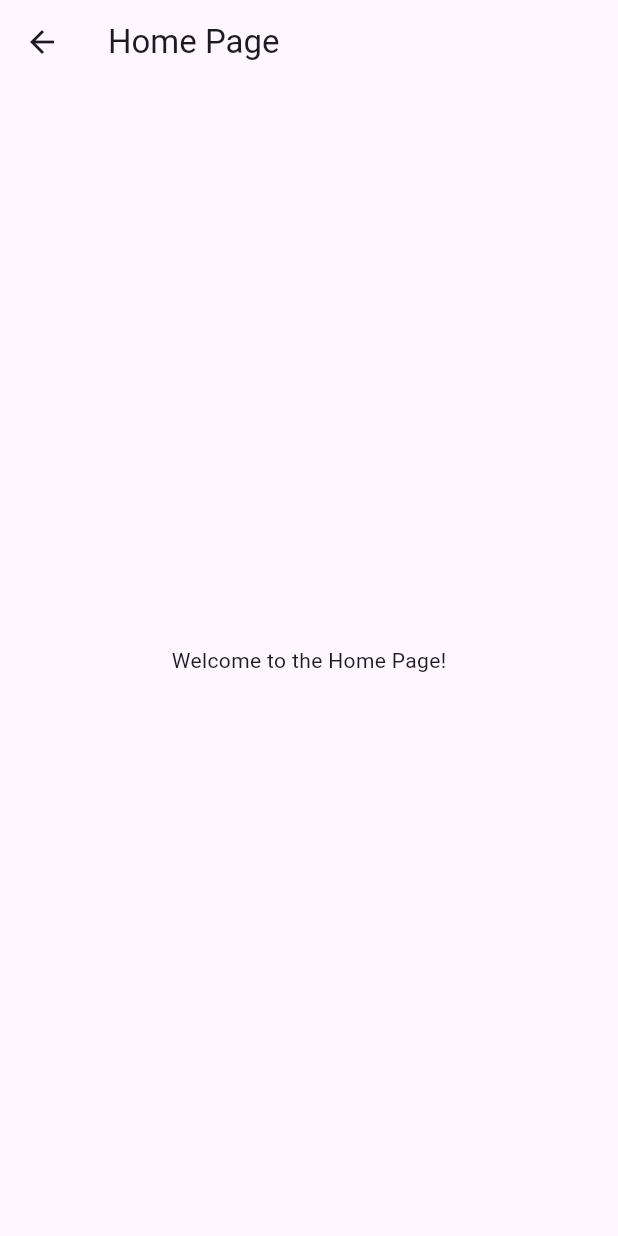
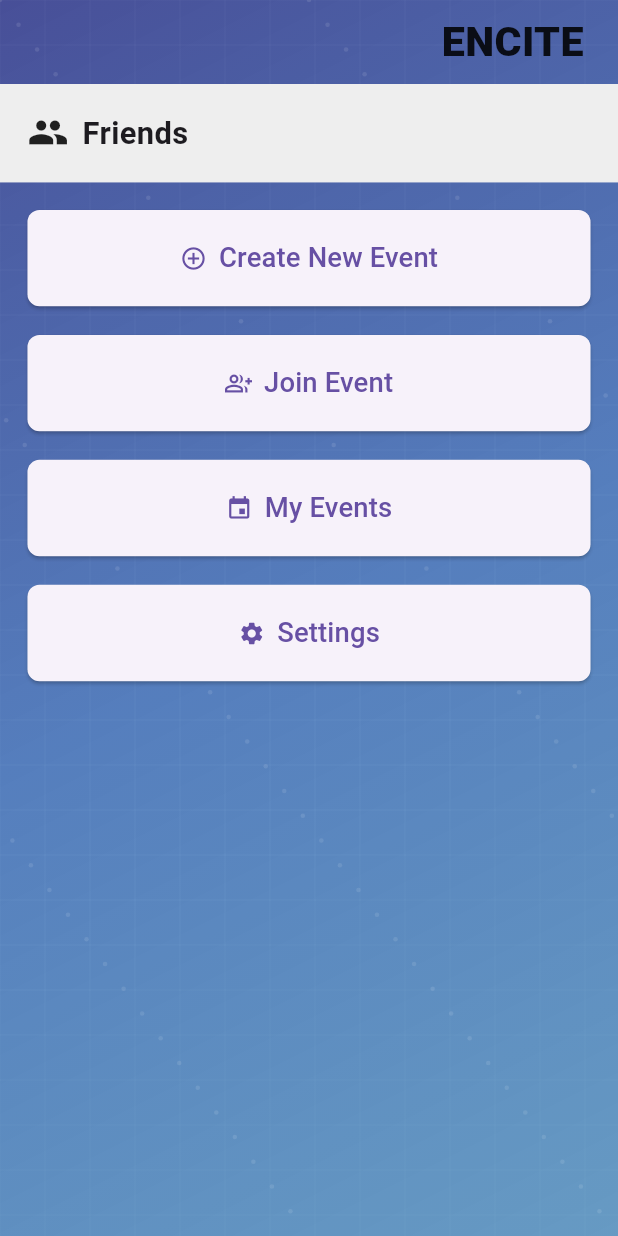
Before and after one commit to Bryse88/Encite_App, a Flutter app: the HomePage screen opened directly, on a phone screen of 412 x 824 dp. Run offline on Flutter 3.47's test engine with Material 3 defaults, Android fonts, the phone set to English and light mode, and no system bars; our stand-ins replace flutter_screenutil, flutter_svg; Roboto replaces fonts that are missing (Kalam).

Commit message:
Working background

```diff
--- /dev/null
+++ b/lib/components/background.dart
@@ -0,0 +1,85 @@
+import 'package:flutter/material.dart';
+
+class Background extends StatelessWidget {
+  final Widget child;
+  const Background({super.key, required this.child});
+
+  @override
+  Widget build(BuildContext context) {
+    return Stack(
+      children: [
+        // Animated gradient background
+        Container(
+          decoration: BoxDecoration(
+            gradient: LinearGradient(
+              begin: Alignment.topLeft,
+              end: Alignment.bottomRight,
+              colors: [
+                const Color(0xFF1A237E).withOpacity(0.8), // Deep indigo
+                const Color(0xFF0D47A1).withOpacity(0.7), // Dark blue
+                const Color(0xFF01579B).withOpacity(0.6), // Light blue
+              ],
+            ),
+          ),
+        ),
+
+        // Animated particles effect
+        CustomPaint(
+          painter: ParticlesPainter(),
+          size: Size.infinite,
+        ),
+
+        // Grid overlay
+        CustomPaint(
+          painter: GridPainter(),
+          size: Size.infinite,
+        ),
+
+        // Content
+        child,
+      ],
+    );
+  }
+}
+
+class ParticlesPainter extends CustomPainter {
+  @override
+  void paint(Canvas canvas, Size size) {
+    final paint = Paint()
+      ..color = Colors.white.withOpacity(0.1)
+      ..style = PaintingStyle.fill;
+
+    // Draw scattered dots for particle effect
+    for (var i = 0; i < 100; i++) {
+      double dx = (i * size.width / 100) % size.width;
+      double dy = ((i * 17) % 50) * size.height / 50;
+      canvas.drawCircle(Offset(dx, dy), 1.5, paint);
+    }
+  }
+
+  @override
+  bool shouldRepaint(CustomPainter oldDelegate) => false;
+}
+
+class GridPainter extends CustomPainter {
+  @override
+  void paint(Canvas canvas, Size size) {
+    final paint = Paint()
+      ..color = Colors.white.withOpacity(0.05)
+      ..style = PaintingStyle.stroke
+      ..strokeWidth = 0.5;
+
+    // Draw vertical lines
+    for (double i = 0; i < size.width; i += 30) {
+      canvas.drawLine(Offset(i, 0), Offset(i, size.height), paint);
+    }
+
+    // Draw horizontal lines
+    for (double i = 0; i < size.height; i += 30) {
+      canvas.drawLine(Offset(0, i), Offset(size.width, i), paint);
+    }
+  }
+
+  @override
+  bool shouldRepaint(CustomPainter oldDelegate) => false;
+}
--- a/lib/home_page.dart
+++ b/lib/home_page.dart
@@ -1,32 +1,97 @@
+import 'package:encite/components/background.dart';
 import 'package:flutter/material.dart';
 import 'package:flutter_screenutil/flutter_screenutil.dart';
 
-// Minimalist Home Page
-class MinimalistHomePage extends StatelessWidget {
+class HomePage extends StatelessWidget {
+  const HomePage({super.key});
+
   @override
   Widget build(BuildContext context) {
-    return Scaffold(
-      backgroundColor: Colors.white,
-      appBar: AppBar(
-        title: Text('Encite'),
-        centerTitle: true,
-      ),
-      body: Center(
-        child: Column(
-          mainAxisAlignment: MainAxisAlignment.center,
+    ScreenUtil.init(context, designSize: const Size(360, 690));
+
+    return Background(
+      child: Scaffold(
+        backgroundColor: Colors.transparent,
+        appBar: AppBar(
+          backgroundColor: Colors.transparent,
+          elevation: 0,
+          actions: [
+            Padding(
+              padding: EdgeInsets.only(right: 20.w),
+              child: Text(
+                'ENCITE',
+                style: TextStyle(
+                  fontFamily: 'Kalam',
+                  fontSize: 24.sp,
+                  color: Colors.black87,
+                  fontWeight: FontWeight.w800,
+                ),
+              ),
+            ),
+          ],
+        ),
+        body: Column(
           children: [
-            Text(
-              'Welcome to Encite!',
-              style: TextStyle(fontSize: 24.sp, fontWeight: FontWeight.bold),
+            // Friends Tab
+            Container(
+              padding: EdgeInsets.all(16.w),
+              color: Colors.grey[200],
+              child: Row(
+                children: [
+                  Icon(Icons.people, size: 24.w),
+                  SizedBox(width: 8.w),
+                  Text(
+                    'Friends',
+                    style: TextStyle(
+                      fontSize: 18.sp,
+                      fontWeight: FontWeight.w600,
+                    ),
+                  ),
+                ],
+              ),
             ),
-            SizedBox(height: 20.h),
-            ElevatedButton(
-              onPressed: () {},
-              child: Text('Explore Specials'),
+
+            // Buttons Section
+            Expanded(
+              child: Padding(
+                padding: EdgeInsets.all(16.w),
+                child: Column(
+                  children: [
+                    _buildButton(
+                        'Create New Event', Icons.add_circle_outline, () {}),
+                    SizedBox(height: 16.h),
+                    _buildButton('Join Event', Icons.group_add_outlined, () {}),
+                    SizedBox(height: 16.h),
+                    _buildButton('My Events', Icons.event, () {}),
+                    SizedBox(height: 16.h),
+                    _buildButton('Settings', Icons.settings, () {}),
+                  ],
+                ),
+              ),
             ),
           ],
         ),
       ),
     );
   }
+
+  Widget _buildButton(String text, IconData icon, VoidCallback onPressed) {
+    return SizedBox(
+      width: double.infinity,
+      child: ElevatedButton.icon(
+        onPressed: onPressed,
+        icon: Icon(icon),
+        label: Text(
+          text,
+          style: TextStyle(fontSize: 16.sp),
+        ),
+        style: ElevatedButton.styleFrom(
+          padding: EdgeInsets.symmetric(vertical: 16.h),
+          shape: RoundedRectangleBorder(
+            borderRadius: BorderRadius.circular(8),
+          ),
+        ),
+      ),
+    );
+  }
 }
--- a/lib/main.dart
+++ b/lib/main.dart
@@ -1,7 +1,6 @@
+import 'package:flutter/material.dart';
 import 'package:encite/home_page.dart';
-import 'package:encite/login.dart';
-import 'package:flutter/material.dart';
-import 'package:encite/home_page2.dart';
+import 'package:flutter_screenutil/flutter_screenutil.dart';
 
 void main() {
   runApp(const MainApp());
@@ -12,23 +11,10 @@ class MainApp extends StatelessWidget {
 
   @override
   Widget build(BuildContext context) {
-    return MaterialApp(
-      home: DynamicHomePage(),
-    );
-  }
-}
-
-class HomePage extends StatelessWidget {
-  const HomePage({super.key});
-
-  @override
-  Widget build(BuildContext context) {
-    return Scaffold(
-      appBar: AppBar(
-        title: const Text('Home Page'),
-      ),
-      body: const Center(
-        child: Text('Welcome to the Home Page!'),
+    return ScreenUtilInit(
+      designSize: const Size(360, 690),
+      builder: (context, child) => MaterialApp(
+        home: const HomePage(),
       ),
     );
   }
--- a/pubspec.yaml
+++ b/pubspec.yaml
@@ -9,12 +9,12 @@ environment:
 dependencies:
   flutter:
     sdk: flutter
+  flutter_screenutil: ^5.9.0
 
 dev_dependencies:
   flutter_test:
     sdk: flutter
   flutter_lints: ^3.0.0
-  flutter_screenutil: ^5.9.3
   flutter_svg: ^0.22.0
 flutter:
   uses-material-design: true
```
Also changed, not shown: lib/home_page2.dart (deleted, +0 -56 lines), pubspec.lock.
